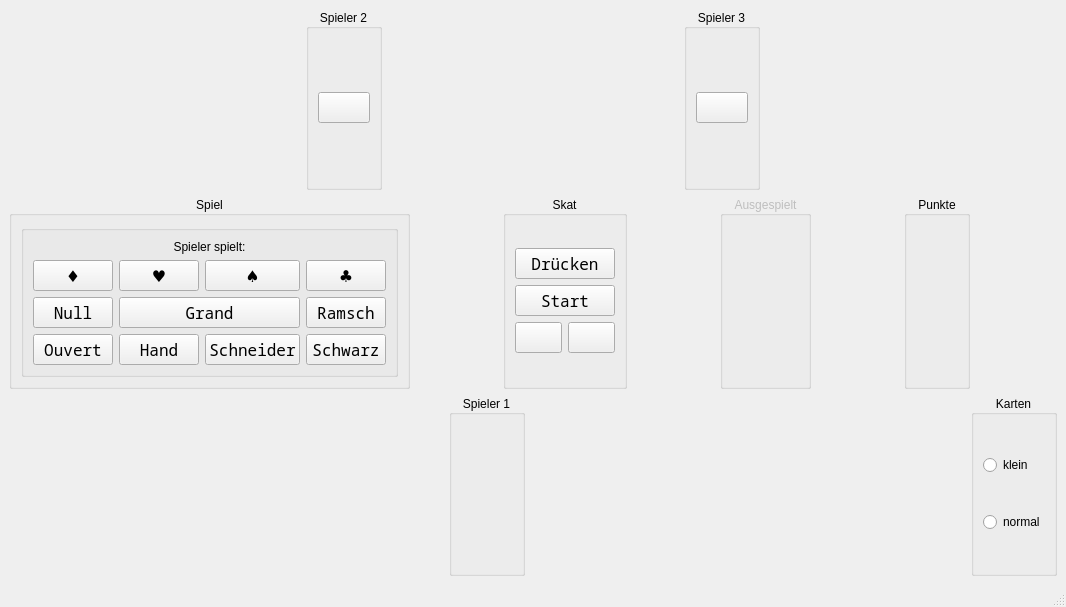
Qt form src/table.ui (squawk7x/QuteSkatGame) before a commit.
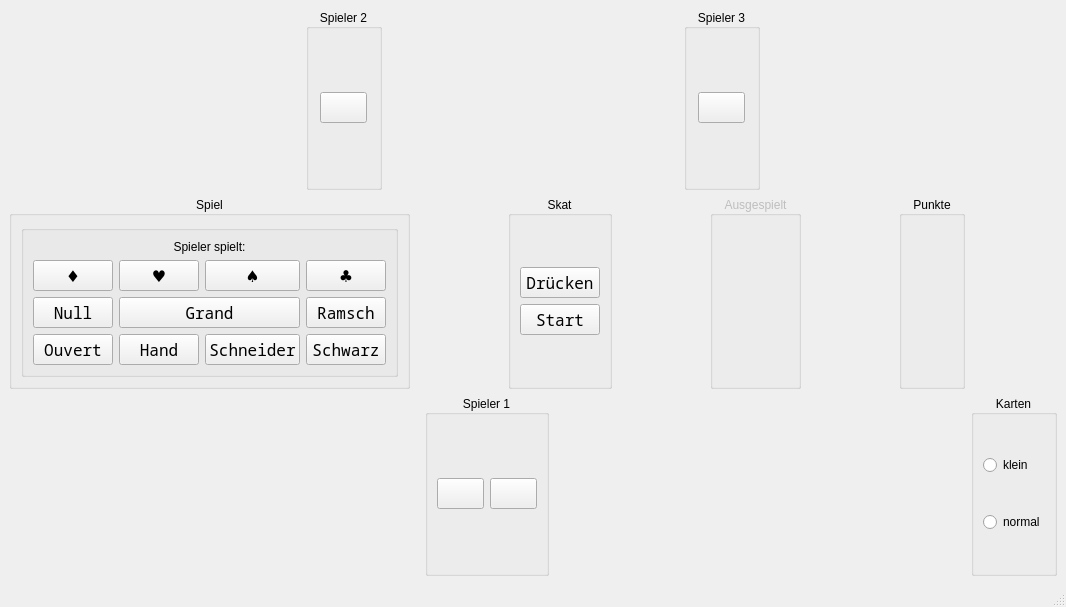
The same form after that commit.

```diff
--- a/src/table.ui
+++ b/src/table.ui
@@ -38,24 +38,39 @@
           <verstretch>0</verstretch>
          </sizepolicy>
         </property>
+        <property name="layoutDirection">
+         <enum>Qt::LayoutDirection::LeftToRight</enum>
+        </property>
         <property name="title">
          <string>Spieler 2</string>
         </property>
         <property name="alignment">
          <set>Qt::AlignmentFlag::AlignCenter</set>
         </property>
-        <layout class="QVBoxLayout" name="verticalLayout_2">
-         <item>
+        <layout class="QGridLayout" name="gridLayout_4">
+         <item row="1" column="0">
           <layout class="QHBoxLayout" name="gbPlayer2Layout"/>
          </item>
-         <item>
+         <item row="2" column="0">
           <widget class="QPushButton" name="pbBieten2">
+           <property name="enabled">
+            <bool>true</bool>
+           </property>
+           <property name="sizePolicy">
+            <sizepolicy hsizetype="Fixed" vsizetype="Fixed">
+             <horstretch>0</horstretch>
+             <verstretch>0</verstretch>
+            </sizepolicy>
+           </property>
            <property name="font">
             <font>
              <family>Noto Sans Mono</family>
              <pointsize>12</pointsize>
             </font>
            </property>
+           <property name="layoutDirection">
+            <enum>Qt::LayoutDirection::RightToLeft</enum>
+           </property>
            <property name="text">
             <string/>
            </property>
@@ -91,12 +106,18 @@
         <property name="alignment">
          <set>Qt::AlignmentFlag::AlignCenter</set>
         </property>
-        <layout class="QVBoxLayout" name="verticalLayout_3">
-         <item>
+        <layout class="QGridLayout" name="gridLayout_5">
+         <item row="1" column="0">
           <layout class="QHBoxLayout" name="gbPlayer3Layout"/>
          </item>
-         <item>
+         <item row="2" column="0">
           <widget class="QPushButton" name="pbBieten3">
+           <property name="sizePolicy">
+            <sizepolicy hsizetype="Fixed" vsizetype="Fixed">
+             <horstretch>0</horstretch>
+             <verstretch>0</verstretch>
+            </sizepolicy>
+           </property>
            <property name="font">
             <font>
              <family>Noto Sans Mono</family>
@@ -400,33 +421,7 @@
           <layout class="QGridLayout" name="gridLayout">
            <item row="2" column="0">
             <layout class="QGridLayout" name="gridLayout_3">
-             <item row="2" column="1">
-              <widget class="QPushButton" name="pbPassen1">
-               <property name="font">
-                <font>
-                 <family>Noto Sans Mono</family>
-                 <pointsize>12</pointsize>
-                </font>
-               </property>
-               <property name="text">
-                <string/>
-               </property>
-              </widget>
-             </item>
-             <item row="2" column="0">
-              <widget class="QPushButton" name="pbBieten1">
-               <property name="font">
-                <font>
-                 <family>Noto Sans Mono</family>
-                 <pointsize>12</pointsize>
-                </font>
-               </property>
-               <property name="text">
-                <string/>
-               </property>
-              </widget>
-             </item>
-             <item row="0" column="0" colspan="2">
+             <item row="0" column="0" colspan="3">
               <widget class="QPushButton" name="pbDruecken">
                <property name="font">
                 <font>
@@ -439,7 +434,7 @@
                </property>
               </widget>
              </item>
-             <item row="1" column="0" colspan="2">
+             <item row="1" column="0" colspan="3">
               <widget class="QPushButton" name="pbStart">
                <property name="font">
                 <font>
@@ -569,16 +564,60 @@
           <verstretch>0</verstretch>
          </sizepolicy>
         </property>
+        <property name="layoutDirection">
+         <enum>Qt::LayoutDirection::LeftToRight</enum>
+        </property>
         <property name="title">
          <string>Spieler 1</string>
         </property>
         <property name="alignment">
          <set>Qt::AlignmentFlag::AlignCenter</set>
         </property>
-        <layout class="QHBoxLayout" name="horizontalLayout_10">
-         <item>
+        <layout class="QGridLayout" name="gridLayout_7">
+         <item row="1" column="0" colspan="2">
           <layout class="QHBoxLayout" name="gbPlayer1Layout"/>
          </item>
+         <item row="0" column="0">
+          <widget class="QPushButton" name="pbBieten1">
+           <property name="sizePolicy">
+            <sizepolicy hsizetype="Fixed" vsizetype="Fixed">
+             <horstretch>0</horstretch>
+             <verstretch>0</verstretch>
+            </sizepolicy>
+           </property>
+           <property name="font">
+            <font>
+             <family>Noto Sans Mono</family>
+             <pointsize>12</pointsize>
+            </font>
+           </property>
+           <property name="layoutDirection">
+            <enum>Qt::LayoutDirection::RightToLeft</enum>
+           </property>
+           <property name="text">
+            <string/>
+           </property>
+          </widget>
+         </item>
+         <item row="0" column="1">
+          <widget class="QPushButton" name="pbPassen1">
+           <property name="sizePolicy">
+            <sizepolicy hsizetype="Fixed" vsizetype="Fixed">
+             <horstretch>0</horstretch>
+             <verstretch>0</verstretch>
+            </sizepolicy>
+           </property>
+           <property name="font">
+            <font>
+             <family>Noto Sans Mono</family>
+             <pointsize>12</pointsize>
+            </font>
+           </property>
+           <property name="text">
+            <string/>
+           </property>
+          </widget>
+         </item>
         </layout>
        </widget>
       </item>
```
